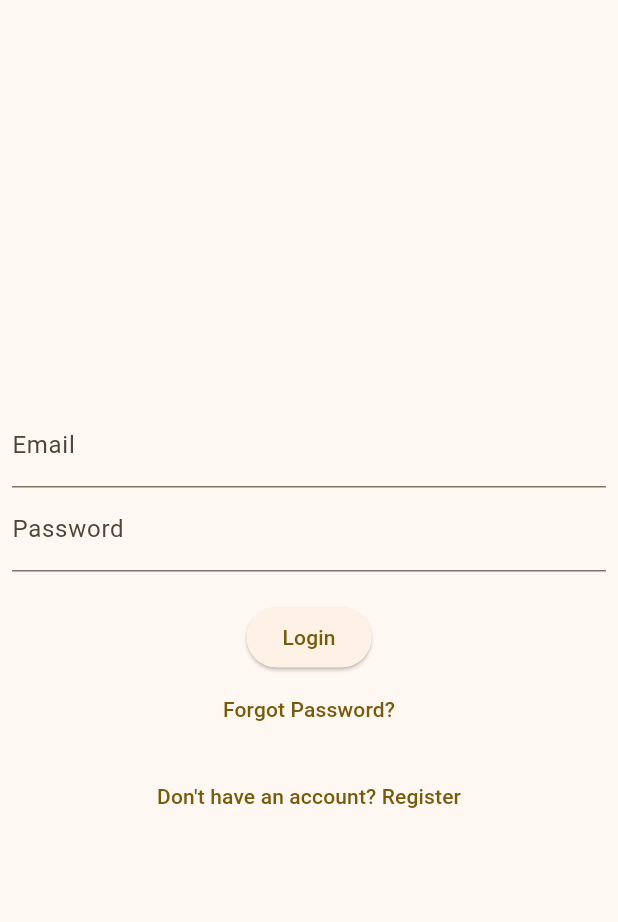
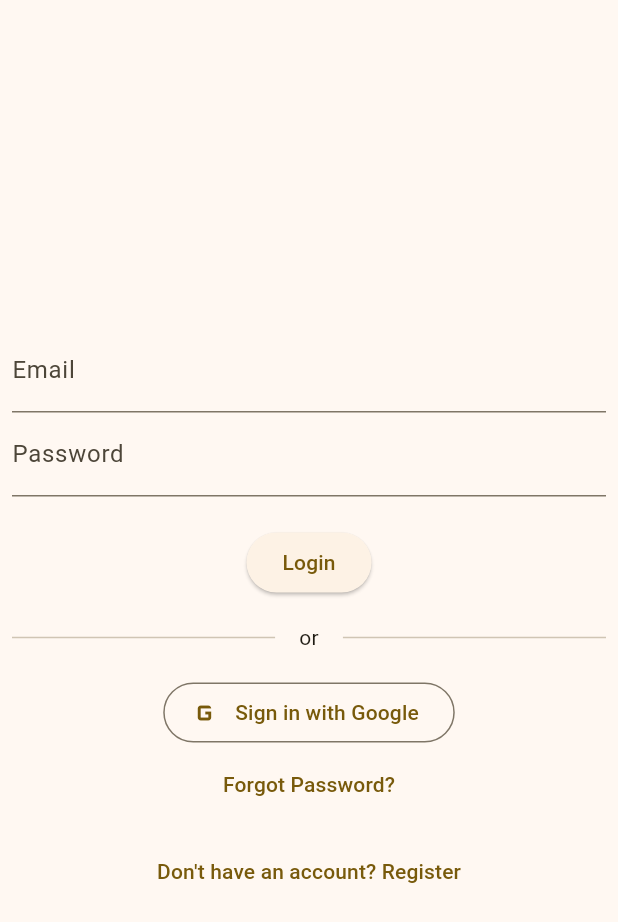
Before and after one commit to ohtenkay/remembeer, a Flutter app: the screen it shows after launch, on a phone screen of 412 x 824 dp. Shown: the top 922 px of the screen. Run offline on Flutter 3.47's test engine with Material 3 defaults, Android fonts, the phone set to English and light mode, and no system bars; our stand-ins replace cloud_firestore, firebase_auth, firebase_core, flutter_svg, get_it, google_sign_in and 1 more; accounts and stored records are empty; project files that could hold a hidden picture were left out.

Commit message:
feat: sign in with google

```diff
--- a/lib/auth/page/login_page.dart
+++ b/lib/auth/page/login_page.dart
@@ -51,6 +51,23 @@ class _LoginPageState extends State<LoginPage> {
                 style: const TextStyle(color: Colors.red),
               ),
             ),
+          const SizedBox(height: 16),
+          const Row(
+            children: [
+              Expanded(child: Divider()),
+              Padding(
+                padding: EdgeInsets.symmetric(horizontal: 16),
+                child: Text('or'),
+              ),
+              Expanded(child: Divider()),
+            ],
+          ),
+          const SizedBox(height: 16),
+          OutlinedButton.icon(
+            onPressed: _signInWithGoogle,
+            icon: const Icon(Icons.g_mobiledata, size: 24),
+            label: const Text('Sign in with Google'),
+          ),
           TextButton(
             onPressed: () => _showPasswordResetDialog(context),
             child: const Text('Forgot Password?'),
@@ -89,6 +106,17 @@ class _LoginPageState extends State<LoginPage> {
       setState(() {
         // TODO(metju-ac): Proper error handling
         _errorMessage = e.message ?? 'Login failed';
+      });
+    }
+  }
+
+  Future<void> _signInWithGoogle() async {
+    try {
+      await _authService.signInWithGoogle();
+    } on FirebaseAuthException catch (e) {
+      setState(() {
+        // TODO(metju-ac): Proper error handling
+        _errorMessage = e.message ?? 'Google sign-in failed';
       });
     }
   }
--- a/lib/main.dart
+++ b/lib/main.dart
@@ -1,6 +1,7 @@
 import 'package:firebase_core/firebase_core.dart';
 import 'package:flutter/foundation.dart';
 import 'package:flutter/material.dart';
+import 'package:google_sign_in/google_sign_in.dart';
 import 'package:remembeer/app.dart';
 import 'package:remembeer/firebase_options.dart';
 import 'package:remembeer/ioc/ioc_container.dart';
@@ -9,6 +10,11 @@ import 'package:remembeer/seed_data/seeder.dart';
 Future<void> main() async {
   WidgetsFlutterBinding.ensureInitialized();
   await Firebase.initializeApp(options: DefaultFirebaseOptions.currentPlatform);
+  await GoogleSignIn.instance.initialize(
+    serverClientId:
+        // TODO(metju-ac): load from .env
+        'GOOGLE_SERVER_CLIENT_ID',
+  );
 
   IoCContainer.initialize();
 
--- a/pubspec.yaml
+++ b/pubspec.yaml
@@ -38,6 +38,7 @@ dependencies:
 
   flutter_svg: ^2.2.1
   get_it: ^9.2.0
+  google_sign_in: ^7.2.0
   intl: ^0.20.2
   json_annotation: ^4.9.0
   rxdart: ^0.28.0
```
Also changed, not shown: lib/auth/service/auth_service.dart (+19 -0 lines), pubspec.lock, 1 other file.
